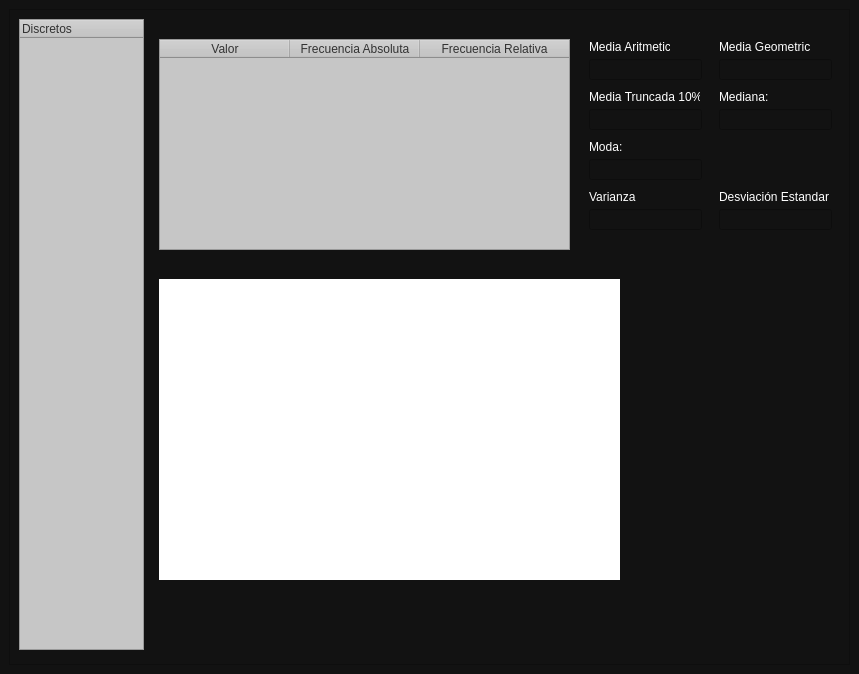
Above: View/viewCualitativas.ui from Eduardo913/Probabilidad_Estadistica before the change. Below: the same form after it.
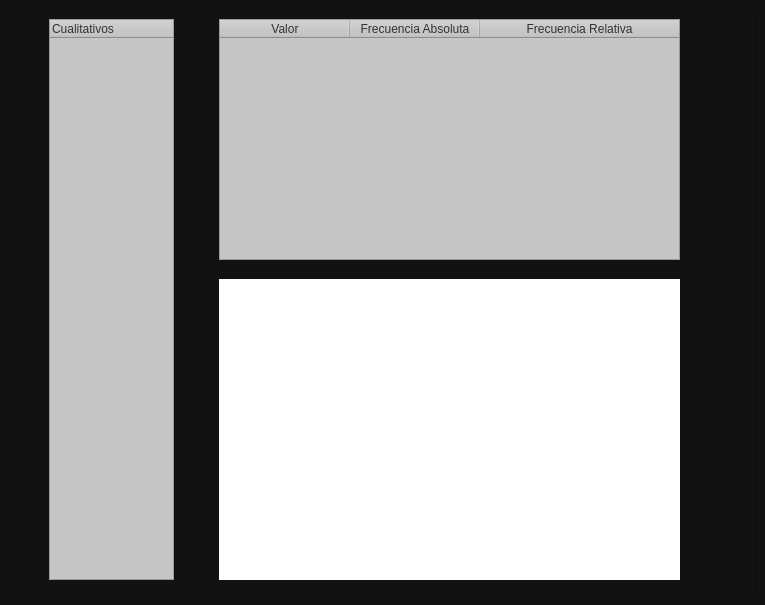
That is the form after the change. Custom widgets are drawn as their Qt base class.

Commit message: Vista Cualitativas funcional

Diff of the .ui file:
```diff
--- a/View/viewCualitativas.ui
+++ b/View/viewCualitativas.ui
@@ -9,8 +9,8 @@
    <rect>
     <x>0</x>
     <y>0</y>
-    <width>859</width>
-    <height>674</height>
+    <width>765</width>
+    <height>605</height>
    </rect>
   </property>
   <property name="windowTitle">
@@ -41,238 +41,13 @@
       <property name="frameShadow">
        <enum>QFrame::Raised</enum>
       </property>
-      <widget class="QLabel" name="label_4">
+      <widget class="QTableWidget" name="tableCualitativas">
        <property name="geometry">
         <rect>
-         <x>710</x>
-         <y>80</y>
-         <width>91</width>
-         <height>16</height>
-        </rect>
-       </property>
-       <property name="styleSheet">
-        <string notr="true">color: rgb(255, 255, 255);</string>
-       </property>
-       <property name="text">
-        <string>Mediana:</string>
-       </property>
-      </widget>
-      <widget class="QLineEdit" name="textDesviacion">
-       <property name="enabled">
-        <bool>false</bool>
-       </property>
-       <property name="geometry">
-        <rect>
-         <x>710</x>
-         <y>200</y>
-         <width>113</width>
-         <height>21</height>
-        </rect>
-       </property>
-       <property name="styleSheet">
-        <string notr="true">color: rgb(255, 255, 255);</string>
-       </property>
-      </widget>
-      <widget class="QLineEdit" name="textVarianza">
-       <property name="enabled">
-        <bool>false</bool>
-       </property>
-       <property name="geometry">
-        <rect>
-         <x>580</x>
-         <y>200</y>
-         <width>113</width>
-         <height>21</height>
-        </rect>
-       </property>
-       <property name="styleSheet">
-        <string notr="true">color: rgb(255, 255, 255);</string>
-       </property>
-      </widget>
-      <widget class="QLabel" name="label_3">
-       <property name="geometry">
-        <rect>
-         <x>580</x>
-         <y>80</y>
-         <width>111</width>
-         <height>16</height>
-        </rect>
-       </property>
-       <property name="styleSheet">
-        <string notr="true">color: rgb(255, 255, 255);</string>
-       </property>
-       <property name="text">
-        <string>Media Truncada 10%:</string>
-       </property>
-      </widget>
-      <widget class="QLineEdit" name="TextMediaArtimetica">
-       <property name="enabled">
-        <bool>false</bool>
-       </property>
-       <property name="geometry">
-        <rect>
-         <x>580</x>
-         <y>50</y>
-         <width>113</width>
-         <height>21</height>
-        </rect>
-       </property>
-       <property name="styleSheet">
-        <string notr="true">color: rgb(255, 255, 255);</string>
-       </property>
-      </widget>
-      <widget class="QLabel" name="label_5">
-       <property name="geometry">
-        <rect>
-         <x>580</x>
-         <y>130</y>
-         <width>91</width>
-         <height>16</height>
-        </rect>
-       </property>
-       <property name="styleSheet">
-        <string notr="true">color: rgb(255, 255, 255);</string>
-       </property>
-       <property name="text">
-        <string>Moda:</string>
-       </property>
-      </widget>
-      <widget class="QLabel" name="label_6">
-       <property name="geometry">
-        <rect>
-         <x>580</x>
-         <y>180</y>
-         <width>111</width>
-         <height>16</height>
-        </rect>
-       </property>
-       <property name="styleSheet">
-        <string notr="true">color: rgb(255, 255, 255);</string>
-       </property>
-       <property name="text">
-        <string>Varianza</string>
-       </property>
-      </widget>
-      <widget class="QLineEdit" name="TextMediaTruncada">
-       <property name="enabled">
-        <bool>false</bool>
-       </property>
-       <property name="geometry">
-        <rect>
-         <x>580</x>
-         <y>100</y>
-         <width>113</width>
-         <height>21</height>
-        </rect>
-       </property>
-       <property name="styleSheet">
-        <string notr="true">
-color: rgb(255, 255, 255);</string>
-       </property>
-      </widget>
-      <widget class="QLabel" name="label_8">
-       <property name="geometry">
-        <rect>
-         <x>710</x>
-         <y>180</y>
-         <width>121</width>
-         <height>16</height>
-        </rect>
-       </property>
-       <property name="styleSheet">
-        <string notr="true">color: rgb(255, 255, 255);</string>
-       </property>
-       <property name="text">
-        <string>Desviación Estandar</string>
-       </property>
-      </widget>
-      <widget class="QLabel" name="label_2">
-       <property name="geometry">
-        <rect>
-         <x>710</x>
-         <y>30</y>
-         <width>91</width>
-         <height>16</height>
-        </rect>
-       </property>
-       <property name="styleSheet">
-        <string notr="true">color: rgb(255, 255, 255);</string>
-       </property>
-       <property name="text">
-        <string>Media Geometrica:</string>
-       </property>
-      </widget>
-      <widget class="QLabel" name="label">
-       <property name="geometry">
-        <rect>
-         <x>580</x>
-         <y>30</y>
-         <width>81</width>
-         <height>16</height>
-        </rect>
-       </property>
-       <property name="styleSheet">
-        <string notr="true">color: rgb(255, 255, 255);</string>
-       </property>
-       <property name="text">
-        <string>Media Aritmetica:</string>
-       </property>
-      </widget>
-      <widget class="QLineEdit" name="TextMediaGeometrica">
-       <property name="enabled">
-        <bool>false</bool>
-       </property>
-       <property name="geometry">
-        <rect>
-         <x>710</x>
-         <y>50</y>
-         <width>113</width>
-         <height>21</height>
-        </rect>
-       </property>
-       <property name="styleSheet">
-        <string notr="true">color: rgb(255, 255, 255);</string>
-       </property>
-      </widget>
-      <widget class="QLineEdit" name="TextMediana">
-       <property name="enabled">
-        <bool>false</bool>
-       </property>
-       <property name="geometry">
-        <rect>
-         <x>710</x>
-         <y>100</y>
-         <width>113</width>
-         <height>21</height>
-        </rect>
-       </property>
-       <property name="styleSheet">
-        <string notr="true">color: rgb(255, 255, 255);</string>
-       </property>
-      </widget>
-      <widget class="QLineEdit" name="TextModa">
-       <property name="enabled">
-        <bool>false</bool>
-       </property>
-       <property name="geometry">
-        <rect>
-         <x>580</x>
-         <y>150</y>
-         <width>113</width>
-         <height>21</height>
-        </rect>
-       </property>
-       <property name="styleSheet">
-        <string notr="true">color: rgb(255, 255, 255);</string>
-       </property>
-      </widget>
-      <widget class="QTableWidget" name="tableDiscretas">
-       <property name="geometry">
-        <rect>
-         <x>10</x>
+         <x>40</x>
          <y>10</y>
          <width>125</width>
-         <height>631</height>
+         <height>561</height>
         </rect>
        </property>
        <property name="styleSheet">
@@ -335,7 +110,7 @@
        </attribute>
        <column>
         <property name="text">
-         <string>Discretos</string>
+         <string>Cualitativos</string>
         </property>
         <property name="textAlignment">
          <set>AlignLeading|AlignVCenter</set>
@@ -345,7 +120,7 @@
       <widget class="MplWidget" name="MplWidget" native="true">
        <property name="geometry">
         <rect>
-         <x>150</x>
+         <x>210</x>
          <y>270</y>
          <width>461</width>
          <height>301</height>
@@ -358,10 +133,10 @@
       <widget class="QTableWidget" name="tableFrecuencia">
        <property name="geometry">
         <rect>
-         <x>150</x>
-         <y>30</y>
-         <width>411</width>
-         <height>211</height>
+         <x>210</x>
+         <y>10</y>
+         <width>461</width>
+         <height>241</height>
         </rect>
        </property>
        <property name="styleSheet">
```
The commit also changes 21 other files.
